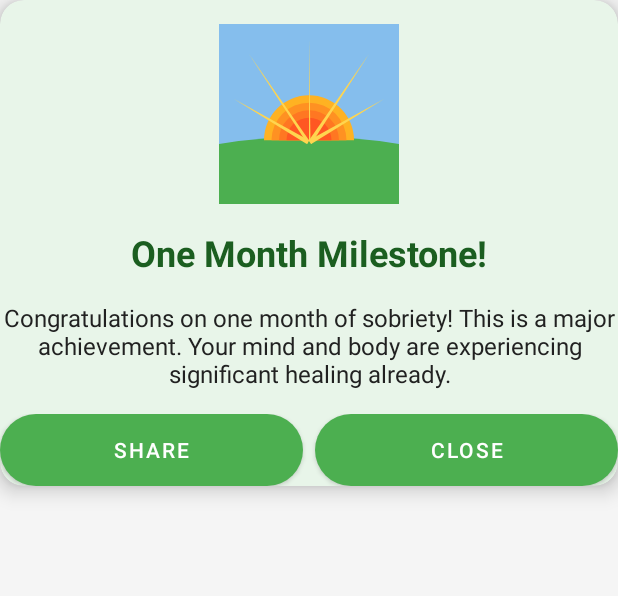
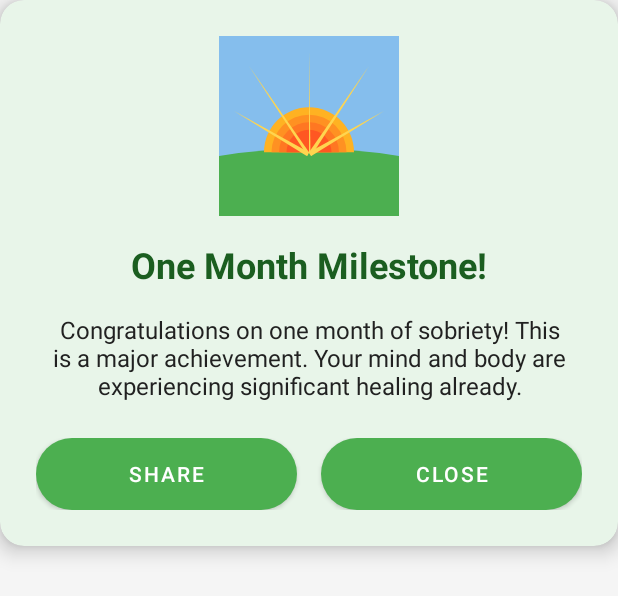
Before and after one commit to Dysprosed/SoberTime, an Android app: the layout dialog_milestone_celebration.xml on its own in the app's theme, with its tools: preview values and no code run, on a phone screen of 412 x 824 dp. Shown: the top 596 px of the screen. Run offline under Robolectric (Android 15) with nearby library versions, the phone set to English and light mode, and no system bars.

Commit message:
Refactor milestone celebration dialog layout for improved structure and button spacing

```diff
--- a/app/src/main/res/layout/dialog_milestone_celebration.xml
+++ b/app/src/main/res/layout/dialog_milestone_celebration.xml
@@ -7,12 +7,17 @@
     app:cardElevation="8dp"
     app:cardBackgroundColor="@color/celebrationBackground">
 
+    <ScrollView
+        android:layout_width="match_parent"
+        android:layout_height="wrap_content"
+        android:fillViewport="true"
+        android:scrollbars="none">
+
         <LinearLayout
             android:layout_width="match_parent"
             android:layout_height="wrap_content"
             android:orientation="vertical"
-        android:gravity="center"
-        android:layout_marginTop="16dp">
+            android:padding="24dp">
 
             <ImageView
                 android:id="@+id/celebrationImageView"
@@ -37,13 +42,13 @@
                 android:id="@+id/celebrationMessageText"
                 android:layout_width="match_parent"
                 android:layout_height="wrap_content"
-            android:layout_marginBottom="16dp"
+                android:layout_marginBottom="24dp"
                 android:gravity="center"
                 android:text="Congratulations on one month of sobriety! This is a major achievement. Your mind and body are experiencing significant healing already."
                 android:textColor="@color/colorText"
                 android:textSize="16sp" />
 
-        <!-- On smaller screens, buttons will stack vertically -->
+            <!-- Buttons with more breathing room -->
             <LinearLayout
                 android:id="@+id/buttonContainer"
                 android:layout_width="match_parent"
@@ -56,7 +61,7 @@
                     android:layout_width="0dp"
                     android:layout_height="wrap_content"
                     android:layout_weight="1"
-                android:layout_marginEnd="4dp"
+                    android:layout_marginEnd="8dp"
                     android:background="@drawable/button_rounded"
                     android:text="Share"
                     android:textColor="@android:color/white" />
@@ -66,10 +71,11 @@
                     android:layout_width="0dp"
                     android:layout_height="wrap_content"
                     android:layout_weight="1"
-                android:layout_marginStart="4dp"
+                    android:layout_marginStart="8dp"
                     android:background="@drawable/button_rounded"
                     android:text="Close"
                     android:textColor="@android:color/white" />
             </LinearLayout>
         </LinearLayout>
+    </ScrollView>
 </androidx.cardview.widget.CardView>
```
Lines whose indentation alone changed are shown as unchanged.
